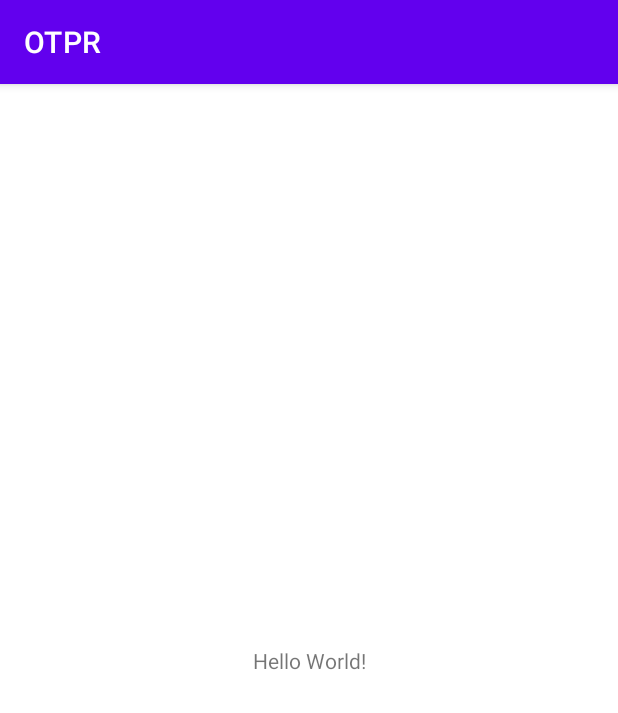
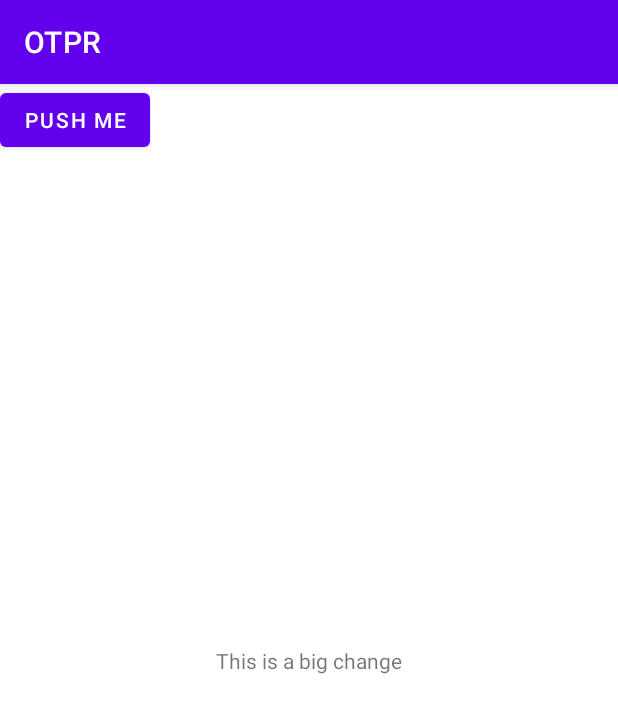
Before and after one commit to sushibutt/OTPR, an Android app: the screen it shows after launch (MainActivity), on a phone screen of 412 x 824 dp. Shown: the top 713 px of the screen. Run offline under Robolectric (Android 15) with nearby library versions, the phone set to English and light mode, and no system bars.

Commit message:
layout change

```diff
--- a/app/src/main/res/layout/activity_main.xml
+++ b/app/src/main/res/layout/activity_main.xml
@@ -9,10 +9,15 @@
     <TextView
         android:layout_width="wrap_content"
         android:layout_height="wrap_content"
-        android:text="Hello World!"
+        android:text="This is a big change"
         app:layout_constraintBottom_toBottomOf="parent"
         app:layout_constraintEnd_toEndOf="parent"
         app:layout_constraintStart_toStartOf="parent"
         app:layout_constraintTop_toTopOf="parent" />
 
+    <Button
+        android:layout_width="wrap_content"
+        android:layout_height="wrap_content"
+        android:text="Push me"/>
+
 </androidx.constraintlayout.widget.ConstraintLayout>
```
